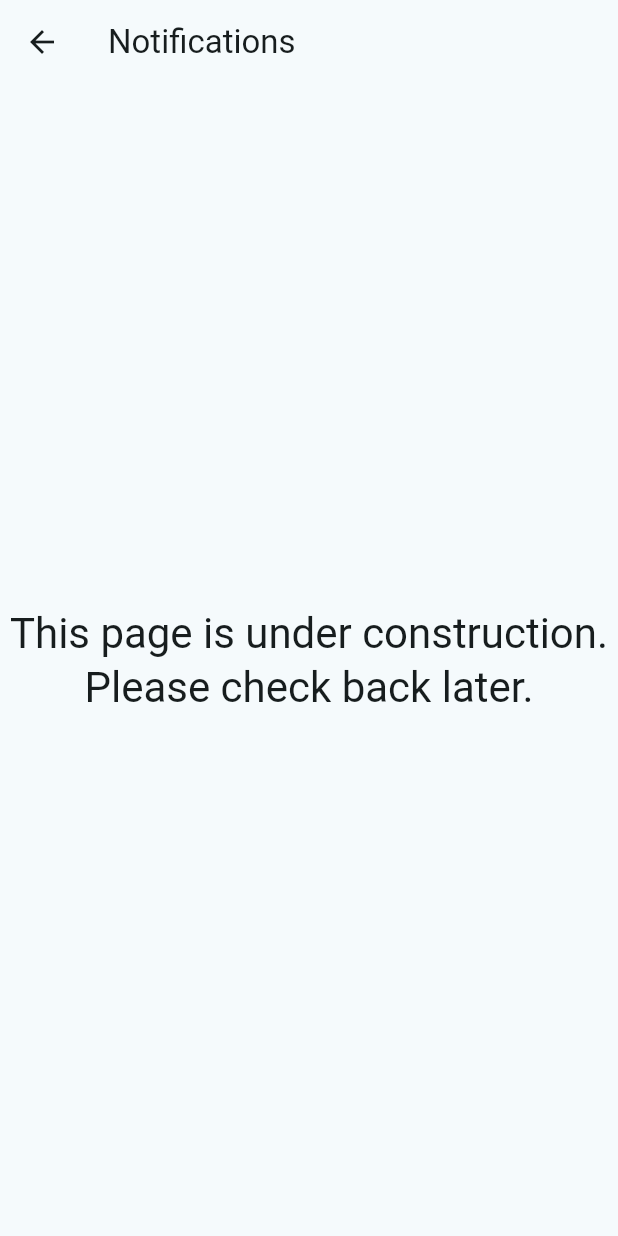
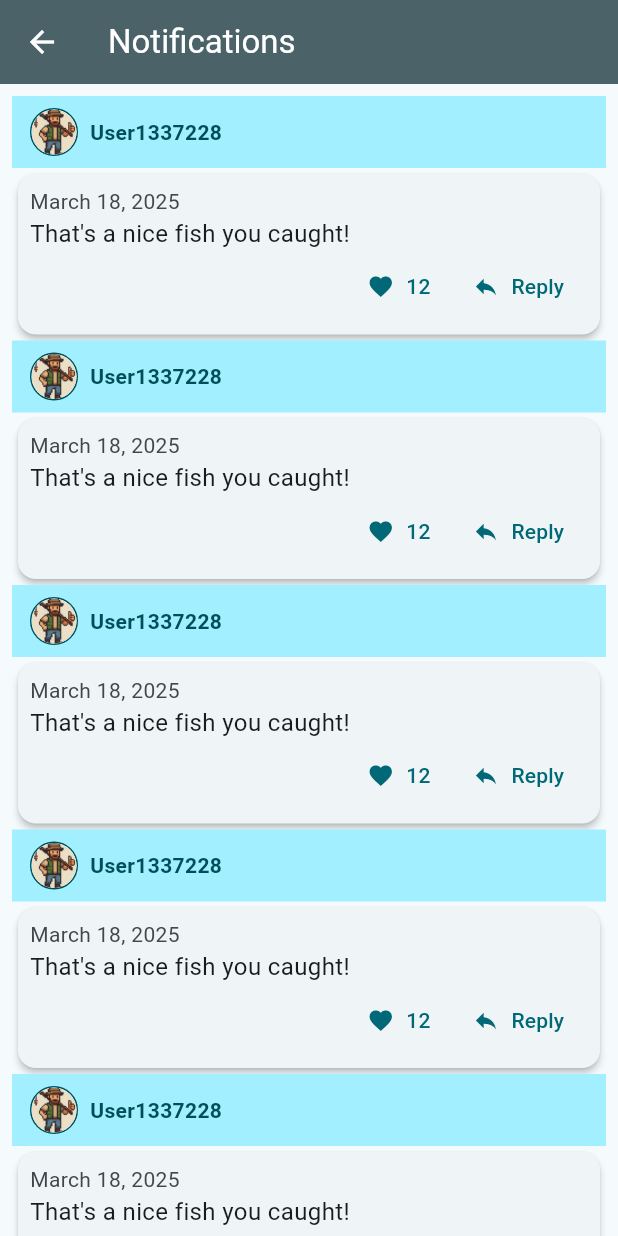
Before and after one commit to IU-Capstone-Project-2025/FishMasters, a Flutter app: the NotificationsPage screen opened by its route, on a phone screen of 412 x 824 dp. Run offline on Flutter 3.47's test engine with Material 3 defaults, Android fonts, the light colour scheme and no system bars; our stand-ins replace flutter_map, font_awesome_flutter, latlong2, shared_preferences; accounts and stored records are empty.

Commit message:
feat: implement basic Notifications page

```diff
--- a/mobile_app/lib/pages/notifications_page.dart
+++ b/mobile_app/lib/pages/notifications_page.dart
@@ -5,16 +5,127 @@ class NotificationsPage extends StatelessWidget {
 
   @override
   Widget build(BuildContext context) {
+    var colorScheme = Theme.of(context).colorScheme;
     return Scaffold(
-      appBar: AppBar(title: const Text("Notifications")),
-      body: Center(
-        child: Text(
-          'This page is under construction.\n'
-          'Please check back later.',
-          textAlign: TextAlign.center,
-          style: Theme.of(context).textTheme.headlineMedium,
+      appBar: AppBar(
+        title: const Text("Notifications"),
+        backgroundColor: colorScheme.secondary,
+        foregroundColor: colorScheme.onSecondary,
+      ),
+      body: SafeArea(
+        child: ListView(
+          padding: const EdgeInsets.all(8.0),
+          children: [
+            NotificationItem(),
+            NotificationItem(),
+            NotificationItem(),
+            NotificationItem(),
+            NotificationItem(),
+            NotificationItem(),
+          ],
         ),
       ),
     );
   }
 }
+
+class NotificationItem extends StatelessWidget {
+  const NotificationItem({super.key});
+
+  @override
+  Widget build(BuildContext context) {
+    var colorScheme = Theme.of(context).colorScheme;
+    return Column(
+      children: [
+        Container(
+          width: double.infinity,
+          color: colorScheme.primaryContainer,
+          padding: const EdgeInsets.symmetric(vertical: 8.0, horizontal: 12.0),
+          child: Row(
+            children: [
+              Container(
+                width: 32,
+                height: 32,
+                decoration: BoxDecoration(
+                  shape: BoxShape.circle,
+                  border: Border.all(
+                    color: colorScheme.onPrimaryContainer,
+                    width: 1.0,
+                  ),
+                ),
+                child: CircleAvatar(
+                  radius: 15,
+                  backgroundImage: AssetImage(
+                    'assets/images/profile_picture.png',
+                  ),
+                ),
+              ),
+              const SizedBox(width: 8),
+              Text(
+                "User1337228",
+                style: TextStyle(
+                  fontWeight: FontWeight.bold,
+                  color: colorScheme.onPrimaryContainer,
+                ),
+              ),
+            ],
+          ),
+        ),
+        Card(
+          elevation: 2,
+          child: SizedBox(
+            width: double.infinity,
+            child: Padding(
+              padding: const EdgeInsets.all(8.0),
+              child: Column(
+                crossAxisAlignment: CrossAxisAlignment.start,
+                children: [
+                  Text(
+                    "March 18, 2025",
+                    style: TextStyle(color: colorScheme.onSurfaceVariant),
+                  ),
+                  Text(
+                    "That's a nice fish you caught!",
+                    style: TextStyle(
+                      fontSize: 16,
+                      color: colorScheme.onSurface,
+                    ),
+                  ),
+                  Row(
+                    mainAxisAlignment: MainAxisAlignment.end,
+                    children: [
+                      TextButton.icon(
+                        onPressed: () {
+                          ScaffoldMessenger.of(context).showSnackBar(
+                            SnackBar(
+                              content: Text("Like clicked!"),
+                              duration: const Duration(seconds: 1),
+                            ),
+                          );
+                        },
+                        icon: Icon(Icons.favorite, color: colorScheme.primary),
+                        label: const Text("12"),
+                      ),
+                      TextButton.icon(
+                        onPressed: () {
+                          ScaffoldMessenger.of(context).showSnackBar(
+                            SnackBar(
+                              content: Text("Reply clicked!"),
+                              duration: const Duration(seconds: 1),
+                            ),
+                          );
+                        },
+                        icon: Icon(Icons.reply, color: colorScheme.primary),
+                        label: const Text("Reply"),
+                      ),
+                    ],
+                  ),
+                ],
+              ),
+            ),
+          ),
+        ),
+      ],
+    );
+  }
+}
```
